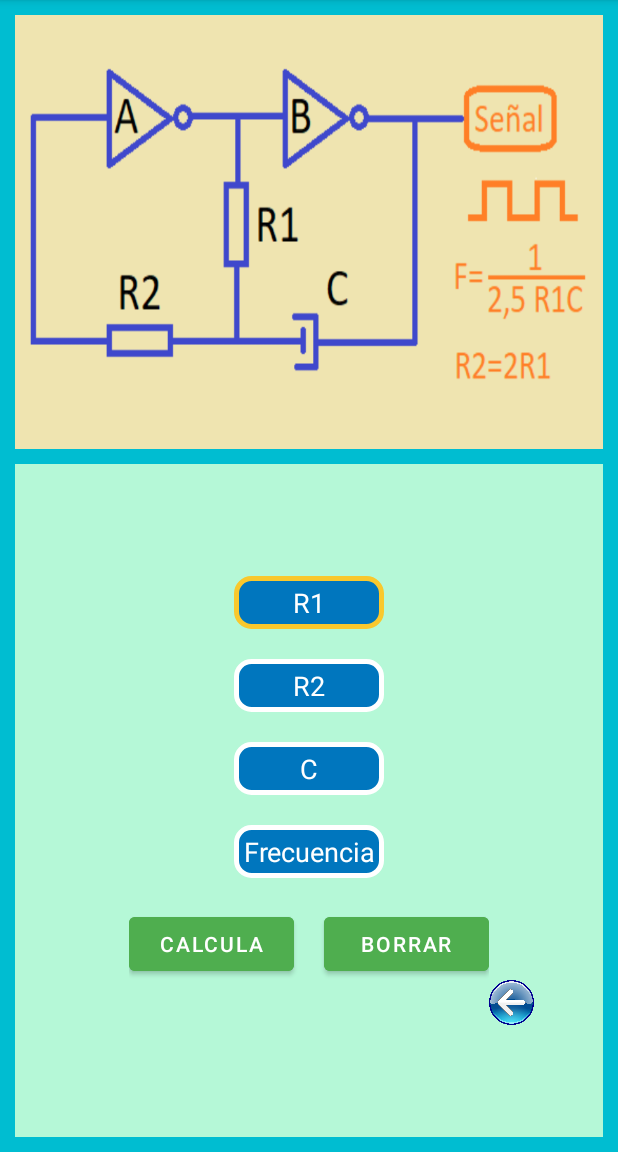
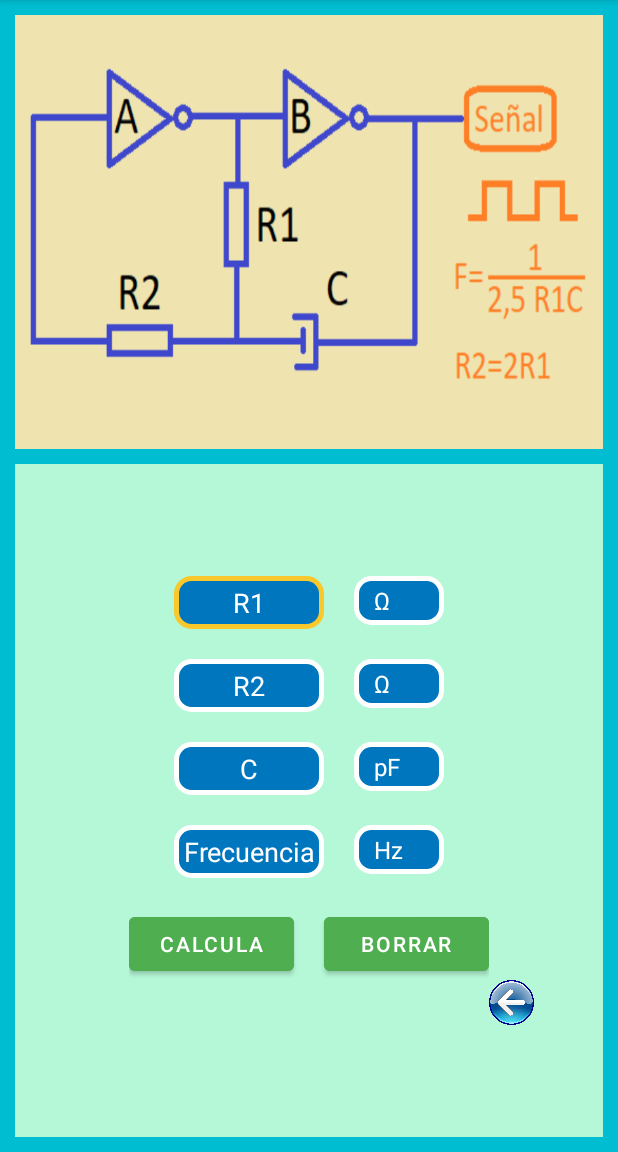
Before and after one commit to HERNANDIITO/SO-2, an Android app: the OsciladorRecto screen opened directly, with no data from a screen before it, on a phone screen of 412 x 824 dp, the part 84-1236 px from its top. Run offline under Robolectric (Android 15) with nearby library versions, the phone set to English and light mode, and no system bars.

Commit message:
versión final

```diff
--- a/app/src/main/res/layout-land/oscilador_recto.xml
+++ b/app/src/main/res/layout-land/oscilador_recto.xml
@@ -28,8 +28,20 @@
                 android:orientation="vertical"
                 android:layout_width="match_parent"
                 android:layout_height="match_parent">
+                <RelativeLayout
+                    android:layout_width="wrap_content"
+                    android:layout_height="wrap_content">
+                    <Spinner
+                        android:layout_marginLeft="20dp"
+                        android:id="@+id/r1_spinner"
+                        android:background="@drawable/rounded"
+                        android:layout_toEndOf="@+id/r1"
+                        android:layout_width="60dp"
+                        android:padding="5dp"
+                        android:layout_height="wrap_content">
+                    </Spinner>
                     <EditText
-                    android:inputType="number"
+                        android:inputType="numberDecimal"
                         android:id="@+id/r1"
                         android:textColor="@color/white"
                         android:textColorHint="@color/white"
@@ -41,7 +53,18 @@
                         android:layout_width="100dp"
                         android:layout_height="wrap_content">
                     </EditText>
+                    <Spinner
+                        android:layout_marginLeft="20dp"
+                        android:id="@+id/r2_spinner"
+                        android:background="@drawable/rounded"
+                        android:layout_toEndOf="@+id/r2"
+                        android:layout_below="@+id/r1"
+                        android:layout_width="60dp"
+                        android:padding="5dp"
+                        android:layout_height="wrap_content">
+                    </Spinner>
                     <EditText
+                        android:layout_below="@+id/r1"
                         android:id="@+id/r2"
                         android:textColor="@color/white"
                         android:textColorHint="@color/white"
@@ -53,8 +76,19 @@
                         android:layout_width="100dp"
                         android:layout_height="wrap_content">
                     </EditText>
+                    <Spinner
+                        android:layout_marginLeft="20dp"
+                        android:id="@+id/c_spinner"
+                        android:background="@drawable/rounded"
+                        android:layout_below="@id/r2"
+                        android:layout_toEndOf="@+id/c"
+                        android:layout_width="60dp"
+                        android:padding="5dp"
+                        android:layout_height="wrap_content">
+                    </Spinner>
                     <EditText
-                    android:inputType="number"
+                        android:layout_below="@+id/r2"
+                        android:inputType="numberDecimal"
                         android:id="@+id/c"
                         android:textColor="@color/white"
                         android:textColorHint="@color/white"
@@ -66,8 +100,20 @@
                         android:layout_width="100dp"
                         android:layout_height="wrap_content">
                     </EditText>
+                    <Spinner
+
+                        android:layout_marginLeft="20dp"
+                        android:id="@+id/f_spinner"
+                        android:background="@drawable/rounded"
+                        android:layout_below="@id/c"
+                        android:layout_toEndOf="@+id/freq"
+                        android:layout_width="60dp"
+                        android:padding="5dp"
+                        android:layout_height="wrap_content">
+                    </Spinner>
                     <EditText
-                    android:inputType="number"
+                        android:editable="false"
+                        android:layout_below="@id/c"
                         android:id="@+id/freq"
                         android:textColor="@color/white"
                         android:textColorHint="@color/white"
@@ -79,6 +125,7 @@
                         android:layout_width="100dp"
                         android:layout_height="wrap_content">
                     </EditText>
+                </RelativeLayout>
 
                 <RelativeLayout
                     android:gravity="center"
--- a/app/src/main/res/layout/oscilador_recto.xml
+++ b/app/src/main/res/layout/oscilador_recto.xml
@@ -28,6 +28,18 @@
                 android:orientation="vertical"
                 android:layout_width="match_parent"
                 android:layout_height="match_parent">
+                <RelativeLayout
+                    android:layout_width="wrap_content"
+                    android:layout_height="wrap_content">
+                    <Spinner
+                        android:background="@drawable/rounded"
+                        android:layout_marginLeft="20dp"
+                        android:id="@+id/r1_spinner"
+                        android:layout_toEndOf="@+id/r1"
+                        android:layout_width="60dp"
+                        android:padding="5dp"
+                        android:layout_height="wrap_content">
+                    </Spinner>
                     <EditText
                         android:inputType="numberDecimal"
                         android:id="@+id/r1"
@@ -41,7 +53,18 @@
                         android:layout_width="100dp"
                         android:layout_height="wrap_content">
                     </EditText>
+                    <Spinner
+                        android:background="@drawable/rounded"
+                        android:layout_marginLeft="20dp"
+                        android:id="@+id/r2_spinner"
+                        android:layout_toEndOf="@+id/r2"
+                        android:layout_below="@+id/r1"
+                        android:layout_width="60dp"
+                        android:padding="5dp"
+                        android:layout_height="wrap_content">
+                    </Spinner>
                     <EditText
+                        android:layout_below="@+id/r1"
                         android:id="@+id/r2"
                         android:textColor="@color/white"
                         android:textColorHint="@color/white"
@@ -53,7 +76,18 @@
                         android:layout_width="100dp"
                         android:layout_height="wrap_content">
                     </EditText>
+                    <Spinner
+                        android:background="@drawable/rounded"
+                        android:layout_marginLeft="20dp"
+                        android:id="@+id/c_spinner"
+                        android:layout_below="@id/r2"
+                        android:layout_toEndOf="@+id/c"
+                        android:layout_width="60dp"
+                        android:padding="5dp"
+                        android:layout_height="wrap_content">
+                    </Spinner>
                     <EditText
+                        android:layout_below="@+id/r2"
                         android:inputType="numberDecimal"
                         android:id="@+id/c"
                         android:textColor="@color/white"
@@ -66,9 +100,19 @@
                         android:layout_width="100dp"
                         android:layout_height="wrap_content">
                     </EditText>
+                    <Spinner
+                        android:background="@drawable/rounded"
+                        android:layout_marginLeft="20dp"
+                        android:id="@+id/f_spinner"
+                        android:layout_below="@id/c"
+                        android:layout_toEndOf="@+id/freq"
+                        android:layout_width="60dp"
+                        android:padding="5dp"
+                        android:layout_height="wrap_content">
+                    </Spinner>
                     <EditText
                         android:editable="false"
-                    android:inputType="none"
+                        android:layout_below="@id/c"
                         android:id="@+id/freq"
                         android:textColor="@color/white"
                         android:textColorHint="@color/white"
@@ -80,6 +124,8 @@
                         android:layout_width="100dp"
                         android:layout_height="wrap_content">
                     </EditText>
+                </RelativeLayout>
+
 
                 <RelativeLayout
                     android:gravity="center"
--- a/app/src/main/res/layout/oscilador_sinusoidal.xml
+++ b/app/src/main/res/layout/oscilador_sinusoidal.xml
@@ -1,6 +1,7 @@
 <?xml version="1.0" encoding="utf-8"?>
 <androidx.constraintlayout.widget.ConstraintLayout
-    xmlns:android="http://schemas.android.com/apk/res/android" android:layout_width="match_parent"
+    xmlns:android="http://schemas.android.com/apk/res/android"
+    android:layout_width="match_parent"
     android:layout_height="match_parent">
 
     <LinearLayout
@@ -112,6 +113,7 @@
                         android:layout_height="wrap_content">
                     </Spinner>
                     <EditText
+                        android:editable="false"
                         android:layout_below="@id/c"
                         android:id="@+id/freq"
                         android:textColor="@color/white"
@@ -124,7 +126,6 @@
                         android:layout_width="100dp"
                         android:layout_height="wrap_content">
                     </EditText>
-
                 </RelativeLayout>
 
                 <RelativeLayout
--- /dev/null
+++ b/app/src/main/res/layout/spinner.xml
@@ -0,0 +1,11 @@
+<?xml version="1.0" encoding="utf-8"?>
+
+<TextView xmlns:android="http://schemas.android.com/apk/res/android"
+    android:id="@android:id/text1"
+    style="?android:attr/spinnerItemStyle"
+    android:singleLine="true"
+    android:layout_width="match_parent"
+    android:layout_height="wrap_content"
+    android:ellipsize="marquee"
+    android:textColor="@color/white"
+    android:textAlignment="inherit"/>
```
Also changed, not shown: app/src/main/java/com/example/myapplication/OsciladorRecto.java (+104 -41 lines), app/src/main/java/com/example/myapplication/OsciladorSinusoidal.java (+36 -19 lines), app/src/main/res/layout-land/oscilador_sinusoidal.xml (+51 -2 lines). Lines whose indentation alone changed are shown as unchanged.
